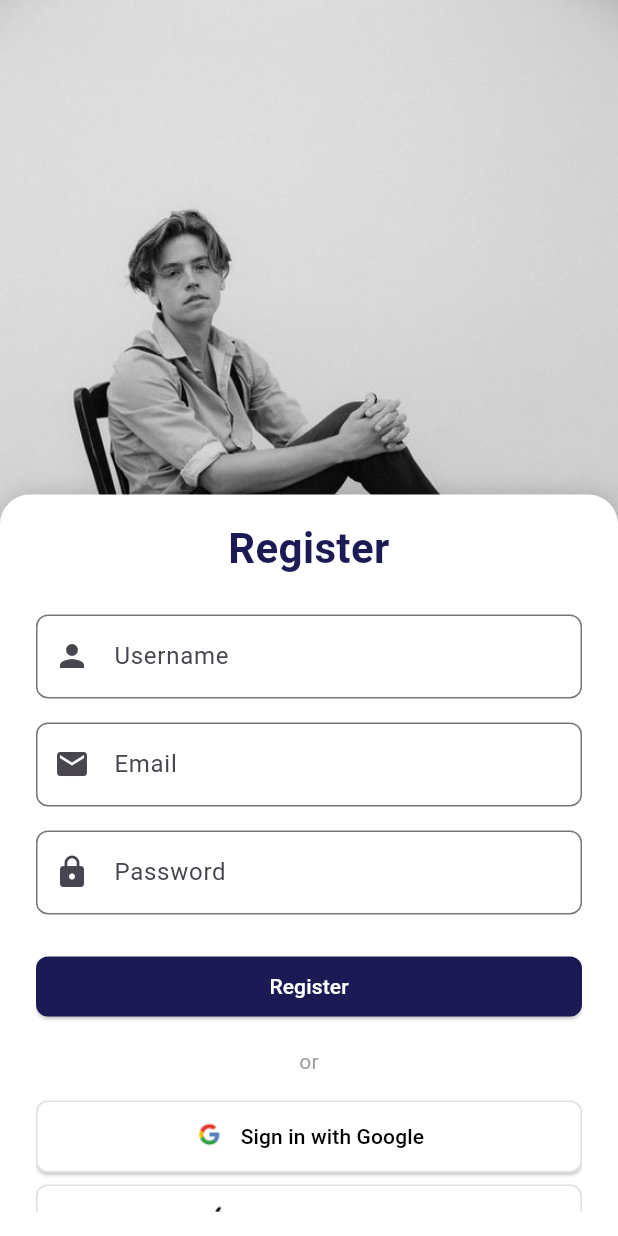
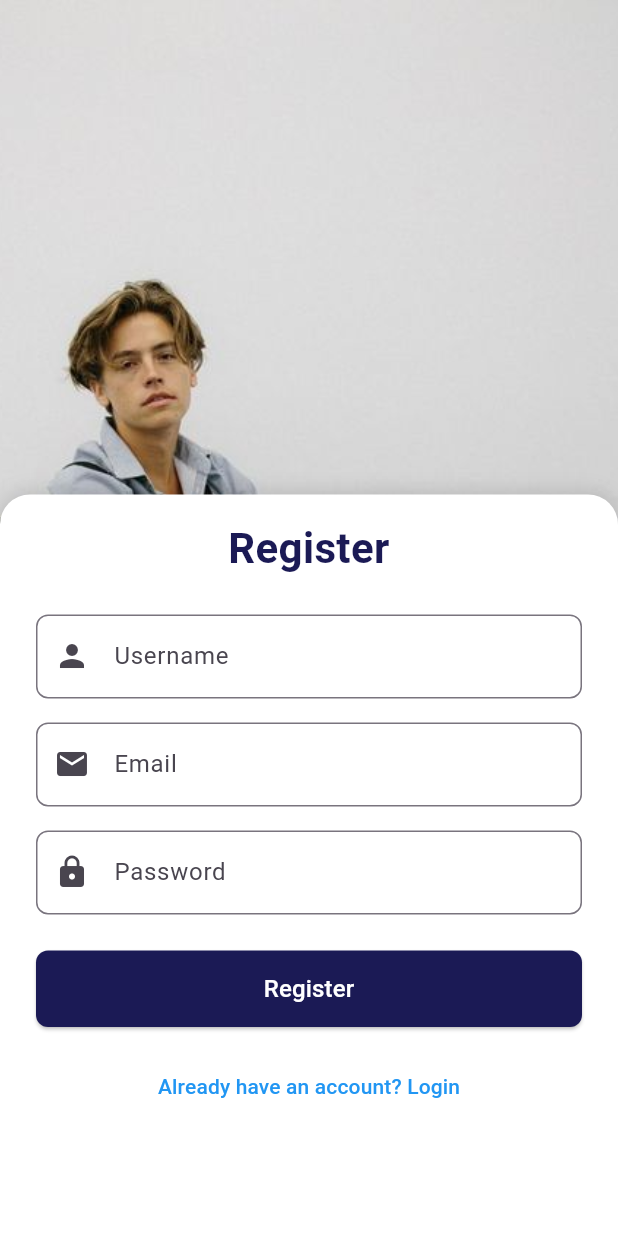
Before and after one commit to DennisParulianPanjaitan/PBL-Hairstyle, a Flutter app: the RegisterPage screen opened directly, on a phone screen of 412 x 824 dp. Run offline on Flutter 3.47's test engine with Material 3 defaults, Android fonts, the phone set to English and light mode, and no system bars; our stand-ins replace camera, equatable, flutter_bloc, image_picker, shared_preferences; accounts and stored records are empty; network calls fail.

Commit message:
Add Fix kabeh

```diff
--- a/Hairstyle/lib/blocs/auth/auth_event.dart
+++ b/Hairstyle/lib/blocs/auth/auth_event.dart
@@ -1,6 +1,19 @@
-part of 'auth_bloc.dart';
+import 'package:equatable/equatable.dart';
 
-abstract class AuthEvent {}
+abstract class AuthEvent extends Equatable {
+  @override
+  List<Object?> get props => [];
+}
+
+class LoginEvent extends AuthEvent {
+  final String email;
+  final String password;
+
+  LoginEvent({required this.email, required this.password});
+
+  @override
+  List<Object?> get props => [email, password];
+}
 
 class RegisterEvent extends AuthEvent {
   final String username;
@@ -12,14 +25,7 @@ class RegisterEvent extends AuthEvent {
     required this.email,
     required this.password,
   });
+
+  @override
+  List<Object?> get props => [username, email, password];
 }
-
-class LoginEvent extends AuthEvent {
-  final String email;
-  final String password;
-
-  LoginEvent({
-    required this.email,
-    required this.password,
-  });
-}
--- a/Hairstyle/lib/blocs/auth/auth_state.dart
+++ b/Hairstyle/lib/blocs/auth/auth_state.dart
@@ -1,9 +1,38 @@
+// import '../../models/user_model.dart';
+
+// abstract class AuthState {
+//   const AuthState();
+
+//   List<Object> get props => [];
+// }
+
+// class AuthInitial extends AuthState {}
+
+// class AuthLoading extends AuthState {}
+
+// class AuthSuccess extends AuthState {
+//   final UserModel user;
+
+//   AuthSuccess(this.user);
+//   @override
+//   List<Object> get props => [user];
+// }
+
+// class AuthFailure extends AuthState {
+//   final String message;
+
+//   AuthFailure(this.message);
+
+//   @override
+//   List<Object> get props => [message];
+// }
+
+import 'package:equatable/equatable.dart';
 import '../../models/user_model.dart';
 
-abstract class AuthState {
-  const AuthState();
-
-  List<Object> get props => [];
+abstract class AuthState extends Equatable {
+  @override
+  List<Object?> get props => [];
 }
 
 class AuthInitial extends AuthState {}
@@ -13,16 +42,19 @@ class AuthLoading extends AuthState {}
 class AuthSuccess extends AuthState {
   final UserModel user;
 
-  AuthSuccess(this.user);
+  AuthSuccess({required this.user});
+
   @override
-  List<Object> get props => [user];
+  List<Object?> get props => [user];
 }
+
+class AuthRegistered extends AuthState {}
 
 class AuthFailure extends AuthState {
   final String message;
 
-  AuthFailure(this.message);
+  AuthFailure({required this.message});
 
   @override
-  List<Object> get props => [message];
+  List<Object?> get props => [message];
 }
--- a/Hairstyle/lib/screens/register.dart
+++ b/Hairstyle/lib/screens/register.dart
@@ -4,9 +4,13 @@ import 'package:uts_linkaja/screens/login.dart';
 
 import '../blocs/auth/auth_bloc.dart';
 // import '../blocs/auth/auth_event.dart';
+import '../blocs/auth/auth_event.dart';
 import '../blocs/auth/auth_state.dart';
+import 'package:flutter/material.dart';
 
 class RegisterPage extends StatelessWidget {
+  RegisterPage({super.key});
+
   final TextEditingController usernameController = TextEditingController();
   final TextEditingController emailController = TextEditingController();
   final TextEditingController passwordController = TextEditingController();
@@ -14,49 +18,7 @@ class RegisterPage extends StatelessWidget {
   @override
   Widget build(BuildContext context) {
     return Scaffold(
-      body: BlocConsumer<AuthBloc, AuthState>(
-        listener: (context, state) {
-          if (state is AuthLoading) {
-            // Show loading dialog
-            showDialog(
-              context: context,
-              builder: (_) => Center(child: CircularProgressIndicator()),
-              barrierDismissible: false,
-            );
-          } else if (state is AuthSuccess) {
-            Navigator.pop(context); // Close loading dialog
-            ScaffoldMessenger.of(context).showSnackBar(
-              SnackBar(
-                  content: Text(
-                      'Registration Successful! Welcome ${state.user.username}!')),
-            );
-            // Navigate to Home or another page (for example)
-            Navigator.pushReplacement(
-              context,
-              MaterialPageRoute(
-                builder: (context) => LoginPage(),
-              ),
-            );
-          } else if (state is AuthFailure) {
-            Navigator.pop(context); // Close loading dialog
-            ScaffoldMessenger.of(context).showSnackBar(
-              SnackBar(content: Text('Error: ${state.message}')),
-            );
-            // Navigate to Home or another page (for example)
-            // Navigator.pushReplacement(
-            //   context,
-            //   MaterialPageRoute(
-            //     builder: (context) => LoginPage(),
-            //   ),
-            // );
-          }
-        },
-        builder: (context, state) {
-          // if (state is AuthLoading) {
-          //   return Center(child: CircularProgressIndicator());
-          // }
-
-          return Stack(
+      body: Stack(
         children: [
           // Background image
           Container(
@@ -66,24 +28,13 @@ class RegisterPage extends StatelessWidget {
                 fit: BoxFit.cover,
               ),
             ),
-                child: ColorFiltered(
-                  colorFilter: ColorFilter.mode(
-                    Colors.grey, // Warna filter
-                    BlendMode.saturation, // Mode blending untuk greyscale
-                  ),
-                  child: Image.asset(
-                    'assets/images/register_background.jpeg',
-                    fit: BoxFit.cover,
-                  ),
-                ),
           ),
           // White container for register form
           Align(
             alignment: Alignment.bottomCenter,
             child: Container(
               height: MediaQuery.of(context).size.height * 0.6,
-                  padding:
-                      EdgeInsets.symmetric(horizontal: 24.0, vertical: 16.0),
+              padding: EdgeInsets.symmetric(horizontal: 24.0, vertical: 16.0),
               decoration: BoxDecoration(
                 color: Colors.white,
                 borderRadius: BorderRadius.only(
@@ -98,7 +49,26 @@ class RegisterPage extends StatelessWidget {
                   ),
                 ],
               ),
-                  child: SingleChildScrollView(
+              child: BlocConsumer<AuthBloc, AuthState>(
+                listener: (context, state) {
+                  if (state is AuthRegistered) {
+                    ScaffoldMessenger.of(context).showSnackBar(
+                      SnackBar(content: Text("Registration successful")),
+                    );
+                    Navigator.pushReplacement(
+                      context,
+                      MaterialPageRoute(
+                        builder: (_) => LoginPage(),
+                      ),
+                    );
+                  } else if (state is AuthFailure) {
+                    ScaffoldMessenger.of(context).showSnackBar(
+                      SnackBar(content: Text(state.message)),
+                    );
+                  }
+                },
+                builder: (context, state) {
+                  return SingleChildScrollView(
                     child: Column(
                       crossAxisAlignment: CrossAxisAlignment.stretch,
                       children: [
@@ -151,87 +121,33 @@ class RegisterPage extends StatelessWidget {
                         SizedBox(height: 24),
                         // Register Button
                         ElevatedButton(
-                          onPressed: () {
-                            final username = usernameController.text;
-                            final email = emailController.text;
-                            final password = passwordController.text;
-
-                            // Validasi input
-                            if (username.isEmpty ||
-                                email.isEmpty ||
-                                password.isEmpty) {
-                              ScaffoldMessenger.of(context).showSnackBar(
-                                SnackBar(
-                                    content: Text('All fields are required')),
-                              );
-                              return;
-                            }
-
+                          onPressed: state is AuthLoading
+                              ? null
+                              : () {
                                   context.read<AuthBloc>().add(
                                         RegisterEvent(
-                                    username: username,
-                                    email: email,
-                                    password: password,
+                                          username: usernameController.text,
+                                          email: emailController.text,
+                                          password: passwordController.text,
                                         ),
                                       );
                                 },
                           style: ElevatedButton.styleFrom(
-                            backgroundColor: Color(0xFF1B1A55),
-                            shape: RoundedRectangleBorder(
-                              borderRadius: BorderRadius.circular(8),
-                            ),
-                          ),
-                          child: Text(
-                            'Register',
-                            style: TextStyle(
-                              color: Color.fromARGB(255, 255, 255, 255),
-                            ),
-                          ),
-                        ),
-                        SizedBox(height: 16),
-                        Center(
-                          child:
-                              Text("or", style: TextStyle(color: Colors.grey)),
-                        ),
-                        SizedBox(height: 16),
-                        // Google Sign-In Button
-                        ElevatedButton.icon(
-                          onPressed: () {
-                            // Tambahkan aksi untuk sign in dengan Google
-                          },
-                          icon: Image.asset('assets/icons/google.jpeg',
-                              height: 24),
-                          label: Text(
-                            "Sign in with Google",
-                            style: TextStyle(color: Colors.black),
-                          ),
-                          style: ElevatedButton.styleFrom(
-                            backgroundColor: Colors.white,
-                            side: BorderSide(color: Colors.grey.shade300),
-                            padding: EdgeInsets.symmetric(vertical: 12),
+                            backgroundColor: Color(0xFF1B1A55), // Button color
+                            padding: EdgeInsets.symmetric(vertical: 14),
                             shape: RoundedRectangleBorder(
                               borderRadius: BorderRadius.circular(8.0),
                             ),
                           ),
-                        ),
-                        SizedBox(height: 8),
-                        // Apple Sign-In Button
-                        ElevatedButton.icon(
-                          onPressed: () {
-                            // Tambahkan aksi untuk sign in dengan Apple
-                          },
-                          icon: Image.asset('assets/icons/apple.jpeg',
-                              height: 24),
-                          label: Text(
-                            "Sign in with Apple",
-                            style: TextStyle(color: Colors.black),
-                          ),
-                          style: ElevatedButton.styleFrom(
-                            backgroundColor: Colors.white,
-                            side: BorderSide(color: Colors.grey.shade300),
-                            padding: EdgeInsets.symmetric(vertical: 12),
-                            shape: RoundedRectangleBorder(
-                              borderRadius: BorderRadius.circular(8.0),
+                          child: state is AuthLoading
+                              ? CircularProgressIndicator(
+                                  color: Colors.white,
+                                )
+                              : Text(
+                                  "Register",
+                                  style: TextStyle(
+                                    color: Colors.white,
+                                    fontSize: 16,
                                   ),
                                 ),
                         ),
@@ -250,12 +166,12 @@ class RegisterPage extends StatelessWidget {
                         ),
                       ],
                     ),
+                  );
+                },
               ),
             ),
           ),
         ],
-          );
-        },
       ),
     );
   }
```
Also changed, not shown: Hairstyle/lib/blocs/auth/auth_bloc.dart (+78 -39 lines), Hairstyle/lib/main.dart (+6 -2 lines), Hairstyle/lib/models/user_model.dart (+44 -10 lines), Hairstyle/lib/screens/login.dart (+39 -59 lines), Hairstyle/lib/services/auth_service.dart (+24 -78 lines). Lines whose indentation alone changed are shown as unchanged.
